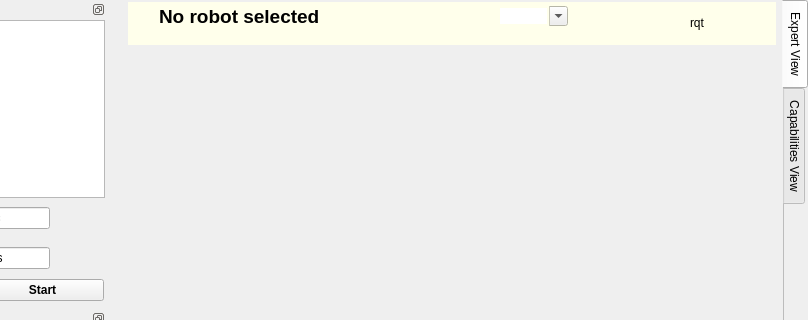
Before: the Qt Designer form node_manager_fkie/src/node_manager_fkie/MainWindow.ui in fkie/multimaster_fkie, drawn with Qt 5; both pictures show x 168 to 976 and y 0 to 320 of the 976 by 752 pixel window.
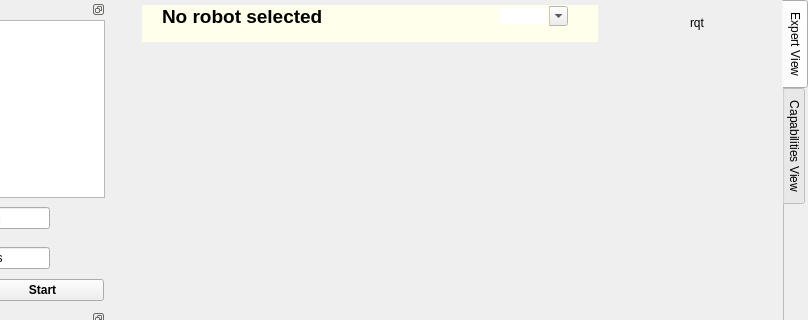
After: the same form once the commit is applied. Icons and pictures are not drawn.

Patch:
```diff
--- a/node_manager_fkie/src/node_manager_fkie/MainWindow.ui
+++ b/node_manager_fkie/src/node_manager_fkie/MainWindow.ui
@@ -136,6 +136,9 @@
     </item>
     <item>
      <widget class="QTabWidget" name="tabWidget">
+      <property name="autoFillBackground">
+       <bool>true</bool>
+      </property>
       <property name="tabPosition">
        <enum>QTabWidget::East</enum>
       </property>
@@ -149,6 +152,9 @@
        <bool>true</bool>
       </property>
       <widget class="QWidget" name="expert_tab">
+       <property name="autoFillBackground">
+        <bool>true</bool>
+       </property>
        <attribute name="title">
         <string>Expert View</string>
        </attribute>
@@ -157,7 +163,7 @@
          <number>3</number>
         </property>
         <property name="leftMargin">
-         <number>0</number>
+         <number>3</number>
         </property>
         <property name="topMargin">
          <number>2</number>
@@ -166,7 +172,7 @@
          <number>6</number>
         </property>
         <property name="bottomMargin">
-         <number>1</number>
+         <number>3</number>
         </property>
         <item>
          <widget class="QFrame" name="masterInfoFrame">
@@ -179,6 +185,40 @@
             <verstretch>0</verstretch>
            </sizepolicy>
           </property>
+          <property name="autoFillBackground">
+           <bool>false</bool>
+          </property>
+          <property name="frameShape">
+           <enum>QFrame::NoFrame</enum>
+          </property>
+          <property name="lineWidth">
+           <number>0</number>
+          </property>
+          <layout class="QHBoxLayout" name="horizontalLayout_4">
+           <property name="spacing">
+            <number>1</number>
+           </property>
+           <property name="margin">
+            <number>3</number>
+           </property>
+           <item>
+            <widget class="QLabel" name="imageLabel">
+             <property name="enabled">
+              <bool>true</bool>
+             </property>
+             <property name="sizePolicy">
+              <sizepolicy hsizetype="Fixed" vsizetype="Minimum">
+               <horstretch>0</horstretch>
+               <verstretch>0</verstretch>
+              </sizepolicy>
+             </property>
+             <property name="text">
+              <string/>
+             </property>
+            </widget>
+           </item>
+           <item>
+            <widget class="QFrame" name="nameFrame">
           <property name="palette">
            <palette>
             <active>
@@ -246,37 +286,6 @@
           <property name="autoFillBackground">
            <bool>true</bool>
           </property>
-          <property name="frameShape">
-           <enum>QFrame::NoFrame</enum>
-          </property>
-          <property name="lineWidth">
-           <number>0</number>
-          </property>
-          <layout class="QHBoxLayout" name="horizontalLayout_4">
-           <property name="spacing">
-            <number>1</number>
-           </property>
-           <property name="margin">
-            <number>3</number>
-           </property>
-           <item>
-            <widget class="QLabel" name="imageLabel">
-             <property name="enabled">
-              <bool>true</bool>
-             </property>
-             <property name="sizePolicy">
-              <sizepolicy hsizetype="Fixed" vsizetype="Minimum">
-               <horstretch>0</horstretch>
-               <verstretch>0</verstretch>
-              </sizepolicy>
-             </property>
-             <property name="text">
-              <string/>
-             </property>
-            </widget>
-           </item>
-           <item>
-            <widget class="QFrame" name="nameFrame">
              <layout class="QVBoxLayout" name="verticalLayout_7">
               <property name="spacing">
                <number>0</number>
@@ -665,7 +674,7 @@
      <x>0</x>
      <y>0</y>
      <width>976</width>
-     <height>21</height>
+     <height>25</height>
     </rect>
    </property>
   </widget>
```
Lines whose indentation alone changed are shown as unchanged.
